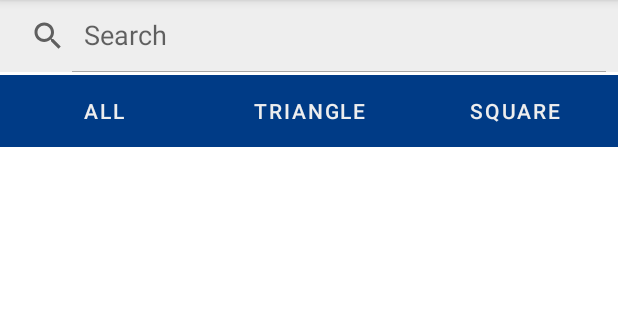
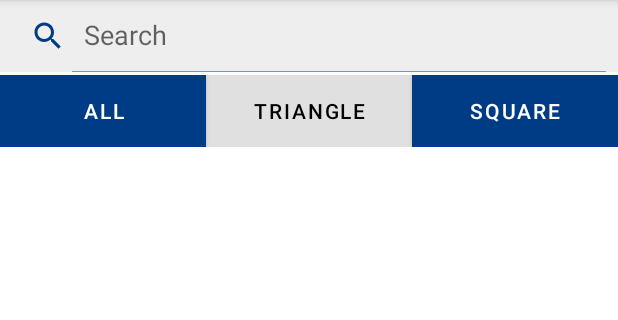
Before and after one commit to Abdelrahman211/marineCertificates, an Android app: the fragment ProfileFragment placed in its activity, after a tap on "TRIANGLE", on a phone screen of 412 x 824 dp, the part 84-404 px from its top. Run offline under Robolectric (Android 15) with nearby library versions, the phone set to English and light mode, and no system bars; libraries missing offline, so code that uses them is left out: com.etebarian.meowbottomnavigation; plain views replace MeowBottomNavigation; 9 statements that could not run were skipped.

Commit message:
filter buttons activated

```diff
--- a/app/src/main/java/com/example/marinecertificates/fragments/ProfileFragment.java
+++ b/app/src/main/java/com/example/marinecertificates/fragments/ProfileFragment.java
@@ -1,6 +1,7 @@
 package com.example.marinecertificates.fragments;
 
 import android.content.Intent;
+import android.graphics.Color;
 import android.os.Bundle;
 
 import androidx.fragment.app.Fragment;
@@ -62,6 +63,14 @@ public class ProfileFragment extends Fragment {
         updateDataLists();
         setUpList();
         setUpOnclickListener();
+        allBtn.setEnabled(false);
+        allBtn.setTextColor(Color.BLACK);
+        validBtn.setEnabled(true);
+        expiredBtn.setEnabled(true);
+
+        allBtn.setTextColor(Color.BLACK);
+        validBtn.setTextColor(Color.WHITE);
+        expiredBtn.setTextColor(Color.WHITE);
 
 
 
@@ -122,6 +131,13 @@ public class ProfileFragment extends Fragment {
                 inList = "valid";
                 adapter = new CardItemAdapter((requireActivity().getApplicationContext()),0, mValidList,true);
                 listView.setAdapter(adapter);
+                allBtn.setEnabled(true);
+                validBtn.setEnabled(false);
+                expiredBtn.setEnabled(true);
+
+                allBtn.setTextColor(Color.WHITE);
+                validBtn.setTextColor(Color.BLACK);
+                expiredBtn.setTextColor(Color.WHITE);
 
             }
         });
@@ -133,6 +149,13 @@ public class ProfileFragment extends Fragment {
                 inList = "expired";
                 adapter = new CardItemAdapter((requireActivity().getApplicationContext()),0, mExpiredList,true);
                 listView.setAdapter(adapter);
+                allBtn.setEnabled(true);
+                validBtn.setEnabled(true);
+                expiredBtn.setEnabled(false);
+
+                allBtn.setTextColor(Color.WHITE);
+                validBtn.setTextColor(Color.WHITE);
+                expiredBtn.setTextColor(Color.BLACK);
 
             }
         });
@@ -144,6 +167,13 @@ public class ProfileFragment extends Fragment {
                 inList = "all";
                 adapter = new CardItemAdapter((requireActivity().getApplicationContext()),0, mAllList,true);
                 listView.setAdapter(adapter);
+                allBtn.setEnabled(false);
+                validBtn.setEnabled(true);
+                expiredBtn.setEnabled(true);
+
+                allBtn.setTextColor(Color.BLACK);
+                validBtn.setTextColor(Color.WHITE);
+                expiredBtn.setTextColor(Color.WHITE);
             }
         });
 
--- a/app/src/main/res/drawable/button.xml
+++ b/app/src/main/res/drawable/button.xml
@@ -2,8 +2,4 @@
 <shape xmlns:android="http://schemas.android.com/apk/res/android">
 <corners android:radius="40dp"/>
     <solid android:color="@color/primaryDarkColor"/>
-    <gradient android:startColor="@color/primaryDarkColor"
-        android:endColor="@color/primaryLightColor"/>
-    <stroke android:color="#D6D6D6"/>
-    <stroke android:width="3dp"/>
 </shape>
--- a/app/src/main/res/layout/fragment_profile.xml
+++ b/app/src/main/res/layout/fragment_profile.xml
@@ -26,7 +26,7 @@
             android:layout_height="match_parent"
             android:text="All"
             android:id="@+id/bnt_all_crt"
-            android:background="@color/secondaryLightColor"
+            android:background="@color/secondaryTextColor"
             android:textColor="@color/secondaryLightColor"/>
 
         <Button
--- a/app/src/main/res/values/themes.xml
+++ b/app/src/main/res/values/themes.xml
@@ -13,5 +13,6 @@
         <item name="android:statusBarColor" tools:targetApi="l">?attr/colorPrimaryVariant</item>
 
         <!-- Customize your theme here. -->
+        <item name="android:textColorSecondary">@color/primaryDarkColor</item>
     </style>
 </resources>
```
Also changed, not shown: app/src/main/res/values/styles.xml (added, +9 -0 lines).
